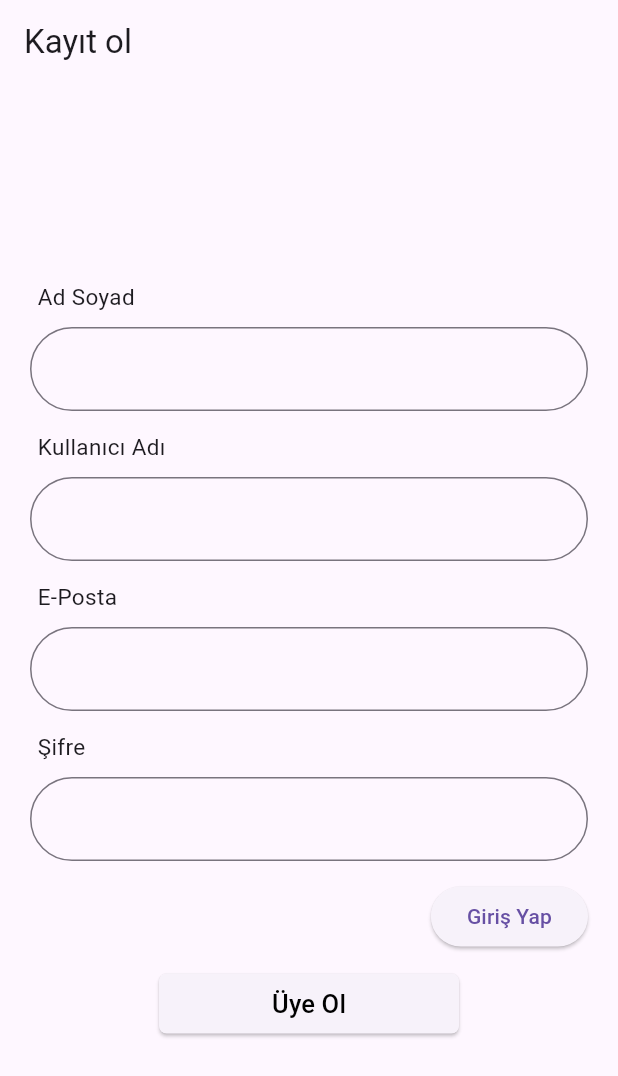
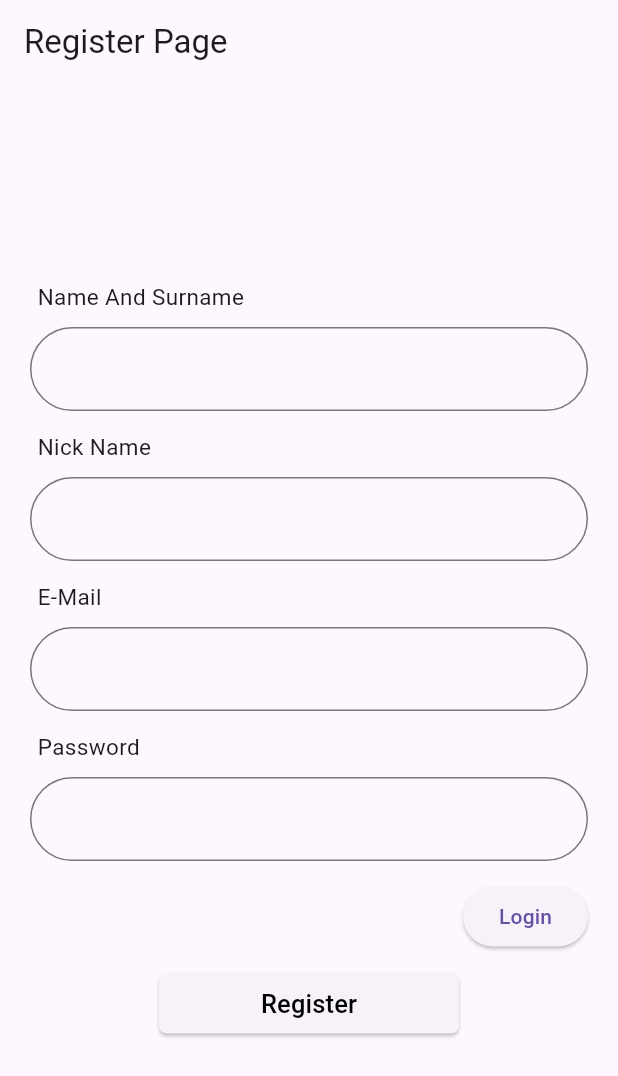
Before and after one commit to emrekemanc/formApp, a Flutter app: the screen it shows after launch, on a phone screen of 412 x 824 dp. Shown: the top 1076 px of the screen. Run offline on Flutter 3.47's test engine with Material 3 defaults, Android fonts, the phone set to English and light mode, and no system bars; our stand-ins replace firebase_auth, firebase_core; accounts and stored records are empty.

Commit message:
Değer isim değişklikleri 2

```diff
--- a/lib/formPage.dart
+++ b/lib/formPage.dart
@@ -1,5 +1,6 @@
 import 'package:flutter/material.dart';
 import 'package:firebase_auth/firebase_auth.dart';
+import 'package:formapp/loginPage.dart';
 import 'package:formapp/mainPage.dart';
 
 
@@ -13,46 +14,46 @@ class formPage extends StatefulWidget{
 class formPageState extends State<formPage>{
 
 final _formKey = GlobalKey<FormState>();
-late String adSoyad;
-late String kullaniciAdi;
-late String e_posta;
-late String sifre1;
+late String nameSurname;
+late String nickName;
+late String eMail;
+late String password;
 
    @override
 Widget build(BuildContext context) {
 
-  return Scaffold(appBar: AppBar(title: Text("Kayıt ol"),),
+  return Scaffold(appBar: AppBar(title: Text("Register Page"),),
     resizeToAvoidBottomInset: false,
   body: Form(
     key: _formKey,
     child: Column(
       mainAxisAlignment: MainAxisAlignment.center,
       children: [
-        nameAndSurname(),
+        nameAndSurnameClass(),
         SizedBox(height:10),
-        nickName(),
+        nickNameClass(),
         SizedBox(height:10),
-         eMail(),
+         eMailClass(),
          SizedBox(height:10),
-         password(),
+         passwordClass(),
          SizedBox(height:10),
-        login(),
+        loginClass(),
         SizedBox(height: 10,),
-       register()
+       registerClass()
     ]
     ),
   ),
   );
 }
 //Ad Soyad
-Widget nameAndSurname()=>Container(
+Widget nameAndSurnameClass()=>Container(
    child: Column(
             children: [
                const Row(
                 children: [
                   Padding(
                     padding: EdgeInsets.only(left:25),
-                    child: Text("Ad Soyad",style: TextStyle(
+                    child: Text("Name And Surname",style: TextStyle(
                       fontSize: 15
                     ),),
                   )
@@ -67,14 +68,14 @@ Widget nameAndSurname()=>Container(
                       ),
                     validator: (value) {
                       if(value!.isEmpty){
-                         return "Adınızı Ve Soyadınızı Giriniz";
+                         return "Please Enter Your Name And Surname";
                       }else{
 
                         return null;
                       }
                     },
                     onSaved: (newValue) {
-                     adSoyad=newValue!;
+                     nameSurname=newValue!;
                    },
                     )
                     )
@@ -83,14 +84,14 @@ Widget nameAndSurname()=>Container(
           ),
 );
 //kullanici Adi
-Widget nickName()=>Container(
+Widget nickNameClass()=>Container(
 child: Column(
             children: [
                const Row(
                 children: [
                   Padding(
                     padding: EdgeInsets.only(left:25),
-                    child: Text("Kullanıcı Adı",style: TextStyle(
+                    child: Text("Nick Name",style: TextStyle(
                       fontSize: 15
                     ),),
                   )
@@ -105,13 +106,13 @@ child: Column(
                       ),
                     validator: (value) {
                       if(value!.isEmpty){
-                        return "Lütfen Kullanıcı Adınızı Giriniz";
+                        return "Please Enter Your Nickname";
                       }else{
                           return null;
                       }
                     },
                   onSaved: (newValue) {
-                     kullaniciAdi=newValue!;
+                     nickName=newValue!;
                    },
                     )
                     )
@@ -120,14 +121,14 @@ child: Column(
           ),
 );
 //E-Posta
-Widget eMail()=>Container(
+Widget eMailClass()=>Container(
    child: Column(
             children: [
                const Row(
                 children: [
                   Padding(
                     padding: EdgeInsets.only(left:25),
-                    child: Text("E-Posta",style: TextStyle(
+                    child: Text("E-Mail",style: TextStyle(
                       fontSize: 15
                     ),),
                   )
@@ -142,29 +143,29 @@ Widget eMail()=>Container(
                       ),
                     validator: (value) {
                       if(value!.isEmpty){
-                        return "Lütfen E-Posta Giriniz";
+                        return "Please Enter Your E-Mail";
 
                       }else{
                          return value.contains(RegExp(r'[a-z0-9._%+-]+@[a-z0-9.-]+\.[a-z]{2,3}'))?
-                         null : "Geçerli Eposta değil";
+                         null : "Please Enter In Valid E-Mail";
                       }
                     },
                     onSaved: (newValue) {
-                     e_posta=newValue!;
+                     eMail=newValue!;
                    },
                     )
     ) ],
           ),
 );
 //Sifre
-Widget password()=>Container(
+Widget passwordClass()=>Container(
   child: Column(
             children: [
                const Row(
                 children: [
                   Padding(
                     padding: EdgeInsets.only(left:25),
-                    child: Text("Şifre",style: TextStyle(
+                    child: Text("Password",style: TextStyle(
                       fontSize: 15
                     ),),
                   )
@@ -180,13 +181,13 @@ Widget password()=>Container(
                       ),
                     validator: (value) {
                       if(value!.isEmpty){
-                        return "Lütfen Şifre Giriniz";
+                        return "Please Enter Your Password";
                       }else{
                         return null;
                       }
                     },
                    onSaved: (newValue) {
-                     sifre1=newValue!;
+                     password=newValue!;
                    },
                     )
                     )
@@ -196,28 +197,28 @@ Widget password()=>Container(
 );
 
 //Giriş Yap
-Widget  login()=>Container(
+Widget  loginClass()=>Container(
  child: Row(
             mainAxisAlignment: MainAxisAlignment.end,
             children: [
             Padding(
               padding: const EdgeInsets.only(right: 20),
               child: ElevatedButton(onPressed: (){
-                Navigator.push(context, MaterialPageRoute(builder: (context)=>login()));
+                Navigator.push(context, MaterialPageRoute(builder: (context)=>loginPage()));
 
-              }, child: Text("Giriş Yap")
+              }, child: Text("Login")
               ),
             )
             ],
           ),
 );
 //Üye Ol
-Widget register()=>ElevatedButton(
+Widget registerClass()=>ElevatedButton(
         style: ElevatedButton.styleFrom(
           minimumSize: Size(200, 40),
           shape: RoundedRectangleBorder(borderRadius: BorderRadius.circular(5))
         ),
-          child: const Text("Üye Ol",style: TextStyle(
+          child: const Text("Register",style: TextStyle(
             color: Colors.black
             ,fontSize: 17),
             ),
@@ -225,7 +226,7 @@ Widget register()=>ElevatedButton(
           if(_formKey.currentState!.validate()){
             _formKey.currentState!.save();
             try {
-              final user = FirebaseAuth.instance.createUserWithEmailAndPassword(email: e_posta, password: sifre1);
+              final user = FirebaseAuth.instance.createUserWithEmailAndPassword(email: eMail, password: password);
               if(user!=null){
                 Navigator.pushReplacement(context, MaterialPageRoute(builder: (context)=>mainPage()));
               }
```
